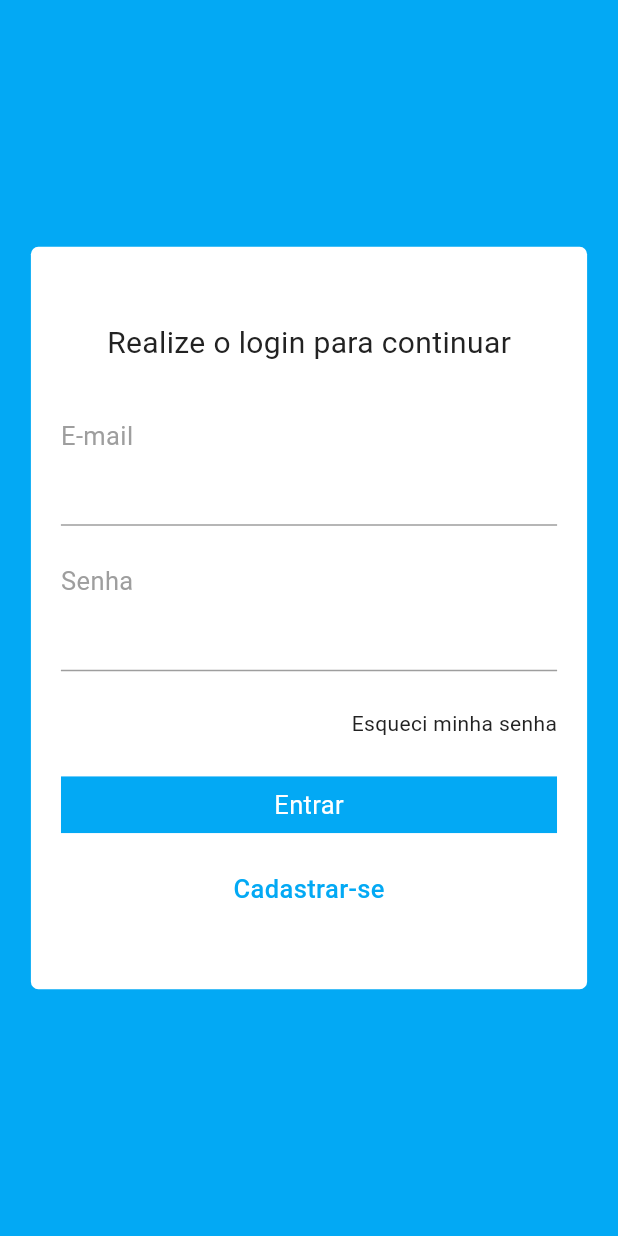
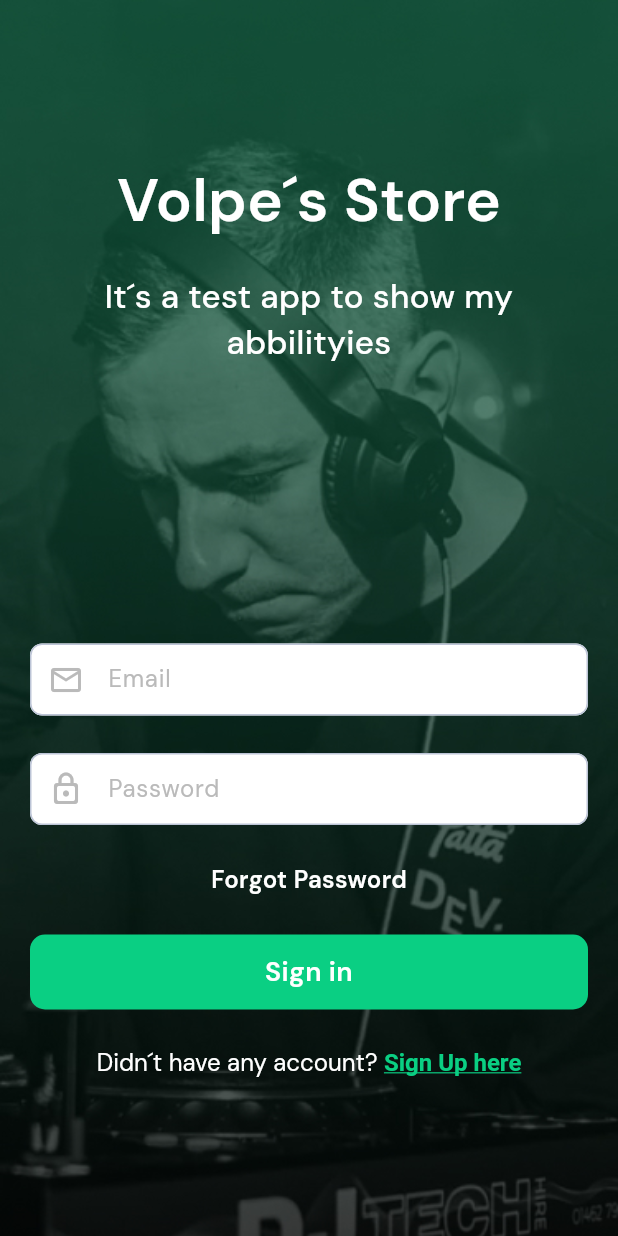
Before and after one commit to renanvolpe/fake-store-app, a Flutter app: the screen it shows after launch, on a phone screen of 412 x 824 dp. Run offline on Flutter 3.47's test engine with Material 3 defaults, Android fonts, the light colour scheme and no system bars; our stand-ins replace another_flushbar, bloc, flutter_bloc, get_it, go_router, google_fonts and 4 more; accounts and stored records are empty.

Commit message:
make login page

```diff
--- a/lib/core/default/button_default.dart
+++ b/lib/core/default/button_default.dart
@@ -12,13 +12,32 @@ class ButtonBorderPrimary extends StatelessWidget {
   Widget build(BuildContext context) {
     return Container(
         padding: EdgeInsets.symmetric(vertical: paddingV ?? 12, horizontal: paddingH ?? 10),
-        decoration: BoxDecoration(
-            color: ColorsApp.kWhite,
-            border: Border.all(width: 1, color: Colors.lightBlue),
-            borderRadius: BorderRadius.circular(10)),
+        decoration: BoxDecoration(color: ColorsApp.kPrimary, borderRadius: BorderRadius.circular(10)),
         child: text != null
             ? Text(text!,
-                style: Style.defaultTextStyle.copyWith(fontWeight: FontWeight.w500), textAlign: TextAlign.center)
+                style:
+                    Style.defaultTextStyle.copyWith(fontWeight: FontWeight.w600, fontSize: 18, color: ColorsApp.kWhite),
+                textAlign: TextAlign.center)
             : child);
   }
 }
+
+class ButtonPrimary extends StatelessWidget {
+  const ButtonPrimary({this.text, this.child, this.paddingV, this.paddingH, super.key});
+  final String? text;
+  final Widget? child;
+  final double? paddingV;
+  final double? paddingH;
+  @override
+  Widget build(BuildContext context) {
+    return Container(
+        padding: EdgeInsets.symmetric(vertical: paddingV ?? 12, horizontal: paddingH ?? 10),
+        decoration: BoxDecoration(color: ColorsApp.kWhite, borderRadius: BorderRadius.circular(10)),
+        child: text != null
+            ? Text(text!,
+                style: Style.defaultTextStyle
+                    .copyWith(fontWeight: FontWeight.w500, fontSize: 18, color: ColorsApp.kPrimary),
+                textAlign: TextAlign.center)
+            : child);
+  }
+}
--- a/lib/core/default/textfield_decoration_default.dart
+++ b/lib/core/default/textfield_decoration_default.dart
@@ -1,12 +1,19 @@
+import 'package:fake_store_joao/core/themes/colors_app.dart';
+import 'package:fake_store_joao/core/themes/style.dart';
 import 'package:flutter/material.dart';
 
 InputDecoration textfieldDecorationDefault(
-    {String? hintText = "", String? iconPath, IconData? endIcon, void Function()? iconFuncition}) {
+    {String? hintText = "",
+    String? iconPath,
+    IconData? endIcon,
+    void Function()? iconFuncition,
+    IconData? prefixIcon}) {
   return InputDecoration(
       contentPadding: const EdgeInsets.symmetric(horizontal: 10),
       filled: true,
       fillColor: Colors.white,
       hintText: hintText,
+      hintStyle: Style.hintTextStyle,
       enabledBorder: OutlineInputBorder(
           borderSide: const BorderSide(width: 1, color: Color(0xFFBCC4D6)), borderRadius: BorderRadius.circular(8)),
       focusedBorder: OutlineInputBorder(
@@ -15,9 +22,9 @@ InputDecoration textfieldDecorationDefault(
         borderRadius: BorderRadius.circular(15),
       ),
       labelStyle: const TextStyle(
-      color: Color(0xFF8893AC),
+        color: Color(0x0ff00000),
         fontSize: 18.5,
         fontWeight: FontWeight.w400,
       ),
-  );
+      prefixIcon: Icon(prefixIcon, color: ColorsApp.kGrey));
 }
--- a/lib/core/themes/colors_app.dart
+++ b/lib/core/themes/colors_app.dart
@@ -1,11 +1,11 @@
 import 'package:flutter/material.dart';
 
 class ColorsApp {
-  // static Color kPrimaryColor = primaryColor;
   static Color kPrimary = const Color(0xFF0ACF83);
   static Color kWhite = const Color(0xFFFFFFFF);
   static Color kBlack = const Color(0xFF222222);
-  static Color kBackground = const Color(0xFFF6F6F6); //F6F6F6
-  static Color kGrey = const Color(0xFF7F7F7F);
+  static Color kBackground = const Color(0xFFF6F6F6);
+  static Color kDarkGrey = const Color(0xFF7F7F7F);
+  static Color kGrey = const Color(0xFFBABABA); //
   static Color kAccent = const Color(0xFFFFC120);
 }
--- a/lib/core/themes/style.dart
+++ b/lib/core/themes/style.dart
@@ -1,9 +1,10 @@
 import 'package:fake_store_joao/core/themes/colors_app.dart';
 import 'package:flutter/material.dart';
+import 'package:google_fonts/google_fonts.dart';
 
 class Style {
   static TextStyle get textStyle {
-    return const TextStyle(); // TODO put the font here
+    return GoogleFonts.dmSans();
   }
 
   static TextStyle defaultTextStyle = textStyle.copyWith(
@@ -22,7 +23,7 @@ class Style {
     fontWeight: FontWeight.bold,
   );
   static TextStyle hintTextStyle = textStyle.copyWith(
-    color: Colors.grey,
+    color: ColorsApp.kGrey,
     fontSize: 16,
     fontWeight: FontWeight.w400,
   );
--- a/lib/presentation/screen/login_page.dart
+++ b/lib/presentation/screen/login_page.dart
@@ -1,4 +1,7 @@
 import 'package:another_flushbar/flushbar.dart';
+import 'package:fake_store_joao/core/default/button_default.dart';
+import 'package:fake_store_joao/core/default/textfield_decoration_default.dart';
+import 'package:fake_store_joao/core/themes/colors_app.dart';
 import 'package:fake_store_joao/core/themes/style.dart';
 import 'package:fake_store_joao/data/repositories/authentication_repository.dart';
 import 'package:fake_store_joao/logic/bloc/get_user/get_user_bloc.dart';
@@ -78,68 +81,56 @@ class _LoginPageState extends State<LoginPage> {
         ),
       ],
       child: Scaffold(
+        resizeToAvoidBottomInset: true,
         backgroundColor: Colors.lightBlue,
-        body: Center(
+        body: Container(
+          decoration: const BoxDecoration(
+            image: DecorationImage(
+              image: AssetImage('assets/images/background_image.jpg'),
+              fit: BoxFit.cover, // Adjust as per your need
+            ),
+          ),
+          child: Center(
+            child: Padding(
+              padding: const EdgeInsets.all(20),
+              child: SingleChildScrollView(
                 child: Column(
                   mainAxisAlignment: MainAxisAlignment.center,
                   children: <Widget>[
-              FractionallySizedBox(
-                widthFactor: 0.9,
-                child: Container(
-                  decoration: BoxDecoration(color: Colors.white, borderRadius: BorderRadius.circular(5)),
-                  padding: const EdgeInsets.symmetric(horizontal: 20, vertical: 50),
-                  child: Center(
-                    child: Column(
+                    Text(
+                      'Volpe´s Store',
+                      style: Style.defaultLightTextStyle.copyWith(fontSize: 40, fontWeight: FontWeight.w600),
+                    ),
+                    20.sizeH,
+                    Text(
+                      'It´s a test app to show my abbilityies',
+                      textAlign: TextAlign.center,
+                      style: Style.defaultLightTextStyle.copyWith(fontSize: 22, fontWeight: FontWeight.w500),
+                    ),
+                    150.sizeH,
+                    Column(
                       crossAxisAlignment: CrossAxisAlignment.start,
                       children: [
+                        35.sizeH,
+                        TextFormField(
+                          controller: emailController,
+                          decoration: textfieldDecorationDefault(hintText: "Email", prefixIcon: Icons.email_outlined),
+                          cursorColor: Colors.grey,
+                        ),
+                        25.sizeH,
+                        TextFormField(
+                          controller: passwordController,
+                          decoration:
+                              textfieldDecorationDefault(hintText: "Password", prefixIcon: Icons.lock_outline_rounded),
+                          cursorColor: Colors.grey,
+                        ),
+                        25.sizeH,
                         Row(
                           mainAxisAlignment: MainAxisAlignment.center,
                           children: [
                             Text(
-                              'Realize o login para continuar',
-                              style: Style.defaultTextStyle.copyWith(fontSize: 20),
-                            ),
-                          ],
-                        ),
-                        35.sizeH,
-                        Text(
-                          'E-mail',
-                          style: Style.defaultTextStyle.copyWith(color: Colors.grey, fontSize: 17),
-                        ),
-                        TextFormField(
-                          controller: emailController,
-                          decoration: const InputDecoration(
-                            focusColor: Colors.white,
-                            enabledBorder: UnderlineInputBorder(borderSide: BorderSide(color: Colors.grey)),
-                            focusedBorder: UnderlineInputBorder(
-                              borderSide: BorderSide(color: Colors.black),
-                            ),
-                          ),
-                          cursorColor: Colors.grey,
-                        ),
-                        25.sizeH,
-                        Text(
-                          'Senha',
-                          style: Style.defaultTextStyle.copyWith(color: Colors.grey, fontSize: 17),
-                        ),
-                        TextFormField(
-                          controller: passwordController,
-                          decoration: const InputDecoration(
-                            focusColor: Colors.white,
-                            enabledBorder: UnderlineInputBorder(borderSide: BorderSide(color: Colors.grey)),
-                            focusedBorder: UnderlineInputBorder(
-                              borderSide: BorderSide(color: Colors.black),
-                            ),
-                          ),
-                          cursorColor: Colors.grey,
-                        ),
-                        25.sizeH,
-                        Row(
-                          mainAxisAlignment: MainAxisAlignment.end,
-                          children: [
-                            Text(
-                              'Esqueci minha senha',
-                              style: Style.defaultTextStyle.copyWith(fontSize: 14),
+                              'Forgot Password',
+                              style: Style.defaultLightTextStyle.copyWith(fontSize: 16, fontWeight: FontWeight.w600),
                             ),
                           ],
                         ),
@@ -148,42 +139,14 @@ class _LoginPageState extends State<LoginPage> {
                           mainAxisAlignment: MainAxisAlignment.center,
                           children: [
                             Expanded(
-                                child: Material(
                                 child: InkWell(
                               onTap: () =>
                                   loginController.add(LoginStarted(emailController.text, passwordController.text)),
-                                child: Ink(
-                                    padding: const EdgeInsets.symmetric(vertical: 7),
-                                    color: Colors.lightBlue,
-                                    child: Center(
-                                        child: BlocBuilder<GetUserBloc, GetUserState>(
-                                      bloc: getUserController,
-                                      builder: (context, stateGetUser) {
-                                        return BlocBuilder<LoginBloc, LoginState>(
-                                          bloc: loginController,
-                                          builder: (context, state) {
-                                            if (state is LoginProgress || stateGetUser is GetUserProgress) {
-                                              return const Center(
-                                                  child: SizedBox(
-                                                      height: 22,
-                                                      width: 22,
-                                                      child: CircularProgressIndicator(
-                                                        color: Colors.white,
-                                                      )));
-                                            }
-                                            return Text(
-                                              "Entrar",
-                                              style: Style.defaultTextStyle.copyWith(fontSize: 17, color: Colors.white),
-                                            );
-                                          },
-                                        );
-                                      },
-                                    ))),
-                              ),
+                              child: const ButtonBorderPrimary(text: "Sign in"),
                             ))
                           ],
                         ),
-                        20.sizeH,
+                        25.sizeH,
                         Row(
                           mainAxisAlignment: MainAxisAlignment.center,
                           children: [
@@ -192,24 +155,32 @@ class _LoginPageState extends State<LoginPage> {
                                   onTap: () {
                                     context.push("/register");
                                   },
-                              child: Ink(
-                                  padding: const EdgeInsets.symmetric(vertical: 5),
-                                  color: Colors.white,
-                                  child: Center(
-                                      child: Text(
-                                    "Cadastrar-se",
-                                    style: Style.defaultTextStyle
-                                        .copyWith(fontSize: 17, color: Colors.lightBlue, fontWeight: FontWeight.w500),
-                                  ))),
-                            ))
+                                  child: RichText(
+                                    textAlign: TextAlign.center,
+                                    text: TextSpan(
+                                      style: Style.defaultLightTextStyle,
+                                      children: <TextSpan>[
+                                        const TextSpan(text: 'Didn´t have any account? '),
+                                        TextSpan(
+                                          text: 'Sign Up here',
+                                          style: TextStyle(
+                                            fontWeight: FontWeight.bold,
+                                            decoration: TextDecoration.underline,
+                                            color: ColorsApp.kPrimary,
+                                          ),
+                                        ),
+                                      ],
+                                    ),
+                                  )),
+                            )
                           ],
                         )
                       ],
                     ),
+                  ],
                 ),
               ),
             ),
-            ],
           ),
         ),
       ),
--- a/pubspec.yaml
+++ b/pubspec.yaml
@@ -31,6 +31,7 @@ dependencies:
   shimmer: ^3.0.0
   sqflite: ^2.3.2
   path: ^1.9.0
+  google_fonts: ^6.2.1
 
 dev_dependencies:
   flutter_test:
```
Also changed, not shown: assets/images/background_image.jpg (renamed from assets/images/backgournd_image.jpg), pubspec.lock. Lines whose indentation alone changed are shown as unchanged.
